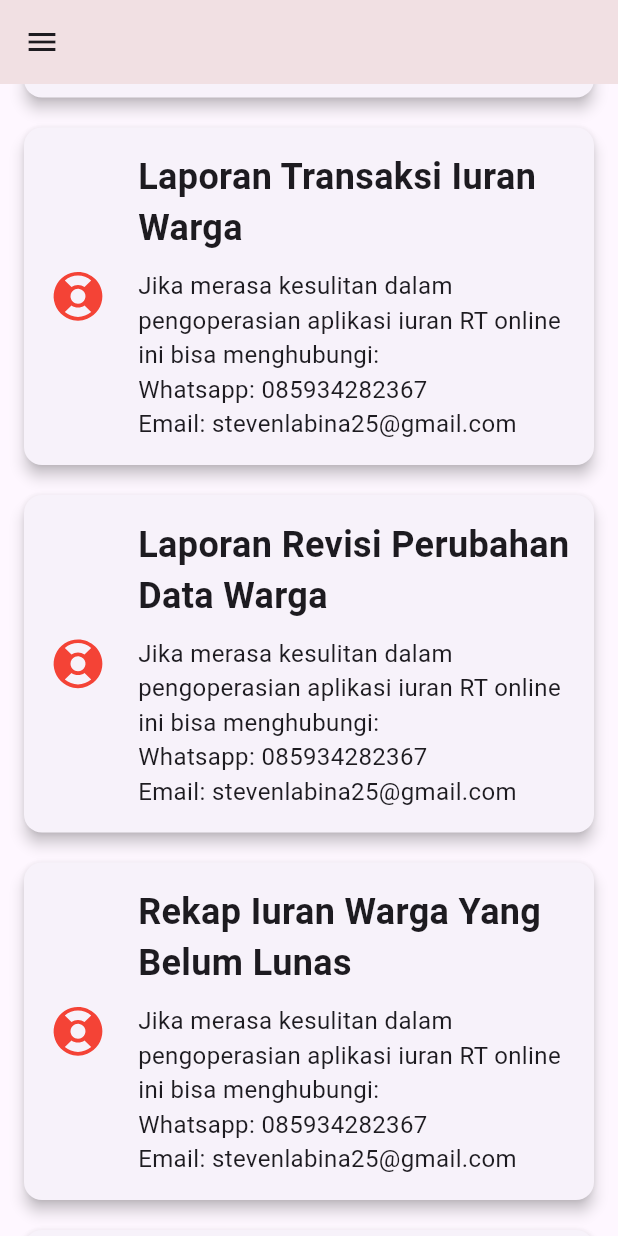
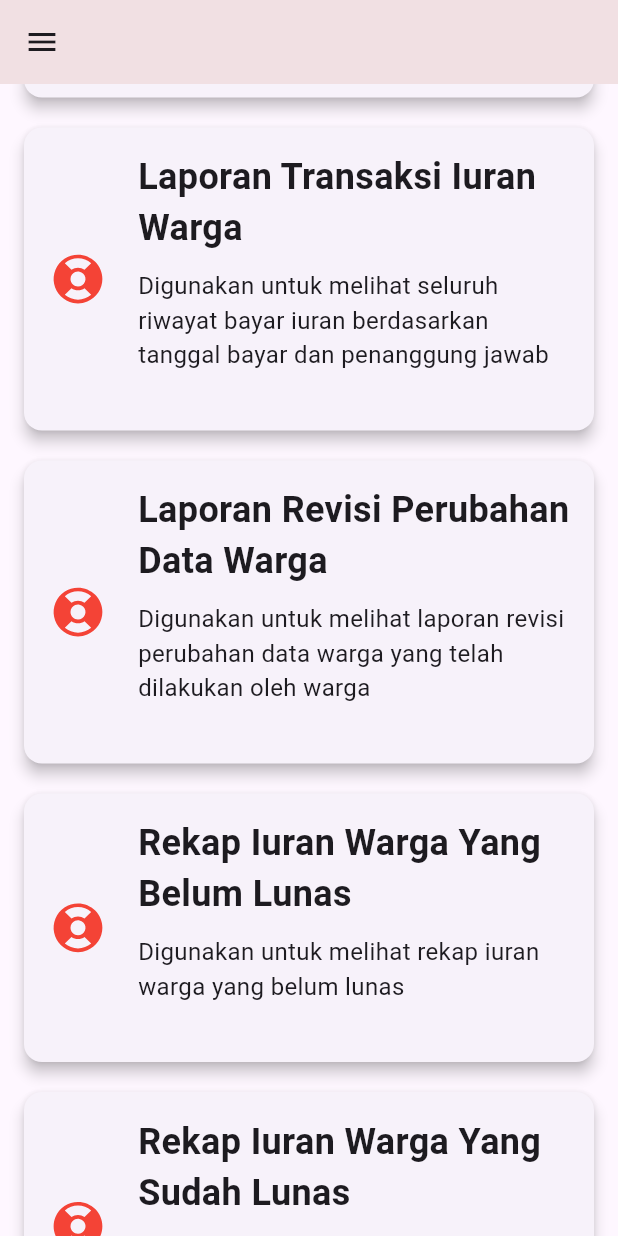
Before and after one commit to StevenLabina/iuran_rt_web-main, a Flutter app: the PetunjukPage screen opened directly, scrolled down 1152 dp, on a phone screen of 412 x 824 dp. Run offline on Flutter 3.47's test engine with Material 3 defaults, Android fonts, the phone set to English and light mode, and no system bars; our stand-ins replace csv, file_picker, flutter_svg, fluttertoast, google_fonts, shared_preferences; missing offline and left inert: excel, universal_html; accounts and stored records are empty; network calls fail.

Commit message:
update terbaru

```diff
--- a/lib/screens/data_warga.dart
+++ b/lib/screens/data_warga.dart
@@ -392,7 +392,7 @@ Widget _buildCard(
             ),
             SizedBox(height: 16),
 
-            // Penanggung Jawab
+
             Row(
               mainAxisAlignment: MainAxisAlignment.start,
               children: <Widget>[
--- a/lib/screens/login.dart
+++ b/lib/screens/login.dart
@@ -346,6 +346,7 @@ class _LoginState extends State<Login> {
         onChanged: (value) {
           setState(() {
             if (controller == _noKavlingController) {
+
               username = value;
             } else if (controller == _passwordController) {
               password = value;
@@ -353,7 +354,8 @@ class _LoginState extends State<Login> {
           });
         },
         obscureText: obscureText,
-        inputFormatters: [LengthLimitingTextInputFormatter(16)],
+        inputFormatters: [LengthLimitingTextInputFormatter(16),  FilteringTextInputFormatter.allow(RegExp(r'^[a-zA-Z0-9\s]+$')) ],
+
         decoration: InputDecoration(
           contentPadding: const EdgeInsets.symmetric(
             vertical: 10.0,
--- a/lib/screens/petunjuk.dart
+++ b/lib/screens/petunjuk.dart
@@ -82,9 +82,7 @@ class PetunjukPage extends StatelessWidget {
           ),
           _buildStepCard(
             'Laporan Transaksi Iuran Warga',
-            'Jika merasa kesulitan dalam pengoperasian aplikasi iuran RT online ini bisa menghubungi:\n'
-            'Whatsapp: 085934282367\n'
-            'Email: stevenlabina25@gmail.com',
+            'Digunakan untuk melihat seluruh riwayat bayar iuran berdasarkan tanggal bayar dan penanggung jawab\n',
             SvgPicture.asset('assets/images/Lifebuoy.svg',
             color: Colors.red,
             width: 40,
@@ -92,9 +90,7 @@ class PetunjukPage extends StatelessWidget {
           ),
            _buildStepCard(
             'Laporan Revisi Perubahan Data Warga',
-            'Jika merasa kesulitan dalam pengoperasian aplikasi iuran RT online ini bisa menghubungi:\n'
-            'Whatsapp: 085934282367\n'
-            'Email: stevenlabina25@gmail.com',
+            'Digunakan untuk melihat laporan revisi perubahan data warga yang telah dilakukan oleh warga\n',
             SvgPicture.asset('assets/images/Lifebuoy.svg',
             color: Colors.red,
             width: 40,
@@ -102,9 +98,7 @@ class PetunjukPage extends StatelessWidget {
           ),
             _buildStepCard(
             'Rekap Iuran Warga Yang Belum Lunas',
-            'Jika merasa kesulitan dalam pengoperasian aplikasi iuran RT online ini bisa menghubungi:\n'
-            'Whatsapp: 085934282367\n'
-            'Email: stevenlabina25@gmail.com',
+            'Digunakan untuk melihat rekap iuran warga yang belum lunas\n',
             SvgPicture.asset('assets/images/Lifebuoy.svg',
             color: Colors.red,
             width: 40,
@@ -112,9 +106,7 @@ class PetunjukPage extends StatelessWidget {
           ),
            _buildStepCard(
             'Rekap Iuran Warga Yang Sudah Lunas',
-            'Jika merasa kesulitan dalam pengoperasian aplikasi iuran RT online ini bisa menghubungi:\n'
-            'Whatsapp: 085934282367\n'
-            'Email: stevenlabina25@gmail.com',
+            'Digunakan untuk melihat rekap iuran warga yang sudah lunas\n',
             SvgPicture.asset('assets/images/Lifebuoy.svg',
             color: Colors.red,
             width: 40,
```
Also changed, not shown: lib/screens/buat_warga.dart (+12 -0 lines).
